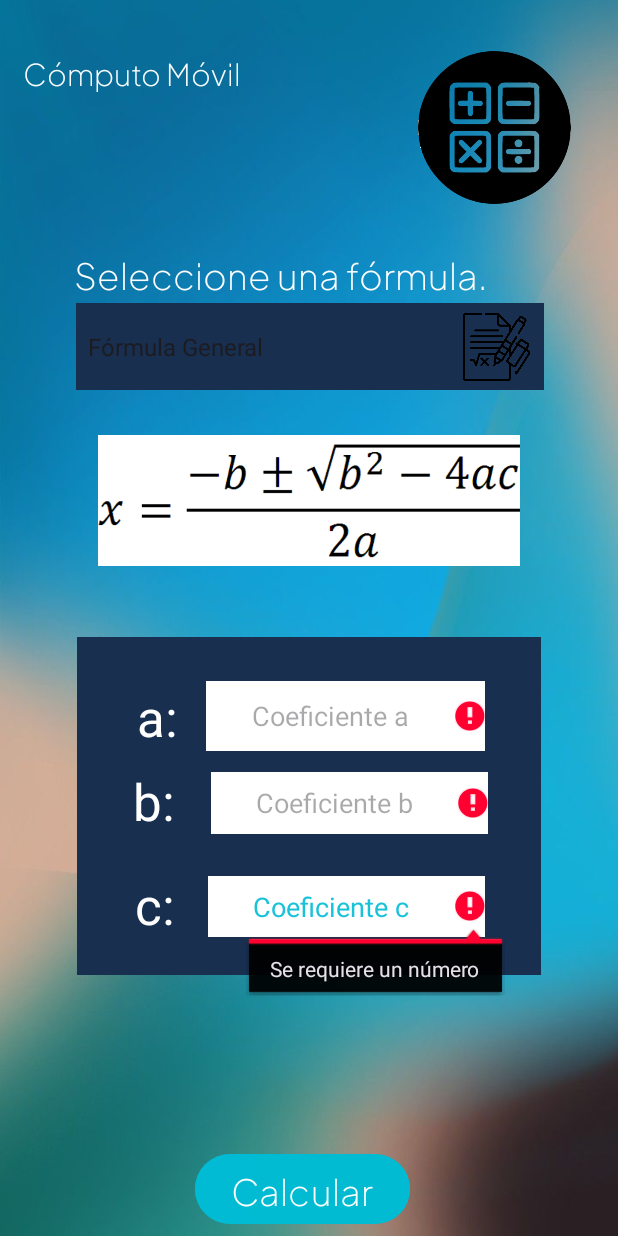
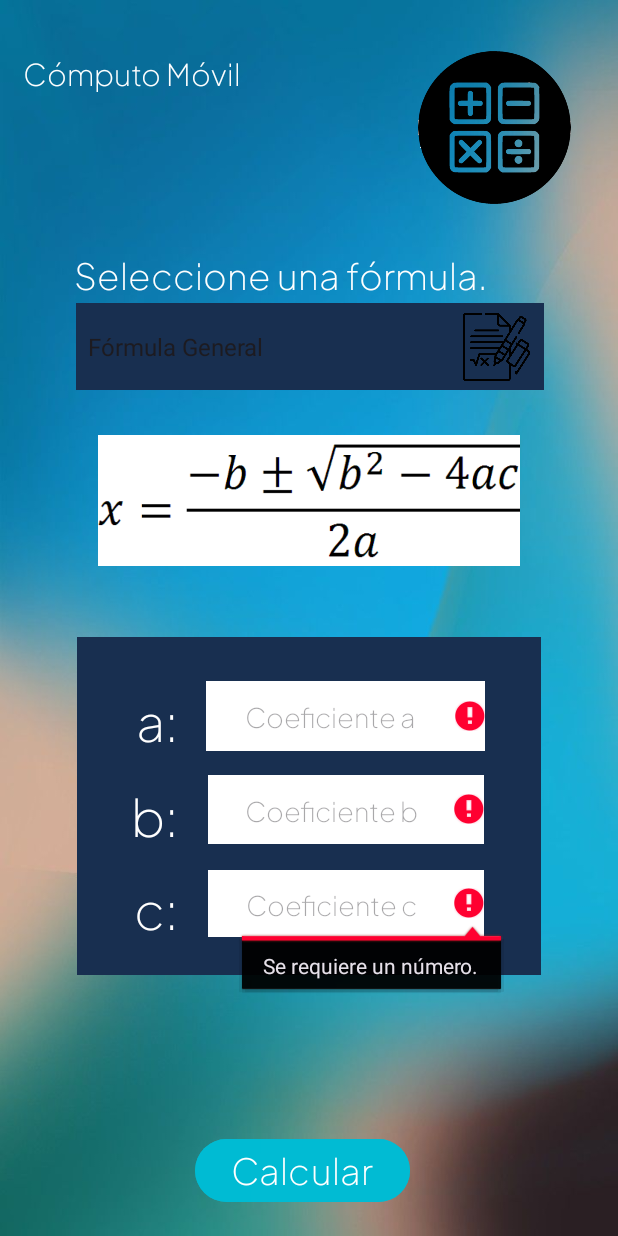
Before and after one commit to RicardoSMtz/Proyecto-1-Computo-Movil, an Android app: the screen it shows after launch (MainActivity), after a tap on "Calcular", on a phone screen of 412 x 824 dp. Run offline under Robolectric (Android 15) with nearby library versions, the phone set to English and light mode, and no system bars.

Commit message:
+Segundo Idioma +Corrección de interfaz +Cumpliendo con los todos los puntos.

```diff
--- a/app/src/main/java/com/example/ejercicio1/MainActivity.kt
+++ b/app/src/main/java/com/example/ejercicio1/MainActivity.kt
@@ -1,9 +1,11 @@
 package com.example.ejercicio1
 
+import android.media.MediaPlayer
 import android.os.Bundle
 import android.view.View
 import android.widget.AdapterView
 import android.widget.ArrayAdapter
+import android.widget.TextView
 import androidx.activity.enableEdgeToEdge
 import androidx.appcompat.app.AppCompatActivity
 import androidx.core.view.ViewCompat
@@ -13,7 +15,6 @@ import kotlin.math.sqrt
 
 class MainActivity : AppCompatActivity() {
     private lateinit var binding: ActivityMainBinding
-
     override fun onCreate(savedInstanceState: Bundle?) {
         super.onCreate(savedInstanceState)
         enableEdgeToEdge()
@@ -24,7 +25,6 @@ class MainActivity : AppCompatActivity() {
             v.setPadding(systemBars.left, systemBars.top, systemBars.right, systemBars.bottom)
             insets
         }
-
         val formulas = arrayOf(
             getString(R.string.string_chicharronera),
             getString(R.string.area_triangulo),
@@ -70,7 +70,7 @@ class MainActivity : AppCompatActivity() {
                         val base = binding.Var1.text.toString().toInt()
                         val altura = binding.Var2.text.toString().toInt()
                         val resultado = areaTriangulo(base, altura)
-                        binding.tvResult.text = "Área: $resultado"
+                        binding.tvResult.text = getString(R.string.displayarea, resultado)
                     }
                 }
                 getString(R.string.velocidad) -> {
@@ -78,7 +78,7 @@ class MainActivity : AppCompatActivity() {
                         val distancia = binding.Var1.text.toString().toInt()
                         val tiempo = binding.Var2.text.toString().toInt()
                         val resultado = calcularVelocidad(distancia, tiempo)
-                        binding.tvResult.text = "Velocidad: $resultado"
+                        binding.tvResult.text = getString(R.string.displayVelocidad, resultado)
                     }
                 }
                 getString(R.string.perimetro_rectangulo) -> {
@@ -86,7 +86,7 @@ class MainActivity : AppCompatActivity() {
                         val lado1 = binding.Var1.text.toString().toInt()
                         val lado2 = binding.Var2.text.toString().toInt()
                         val resultado = perimetroRectangulo(lado1, lado2)
-                        binding.tvResult.text = "Perímetro: $resultado"
+                        binding.tvResult.text = getString(R.string.displayPerimetro, resultado)
                     }
                 }
             }
@@ -98,97 +98,99 @@ class MainActivity : AppCompatActivity() {
 
         when (position) {
             0 -> { // Fórmula general
-                binding.Var1.hint = "Coeficiente a"
-                binding.Var2.hint = "Coeficiente b"
-                binding.Var3.hint = "Coeficiente c"
-                binding.a.text = "a:"
-                binding.b.text = "b:"
+                binding.Var1.hint = getString(R.string.coeficientea)
+                binding.Var2.hint = getString(R.string.coeficienteb)
+                binding.Var3.hint = getString(R.string.coeficientec)
+                binding.a.text = getString(R.string.adospuntos)
+                binding.b.text = getString(R.string.bdospuntos)
                 binding.Var3.visibility = View.VISIBLE
                 binding.c.visibility = View.VISIBLE
                 binding.Var3.isEnabled = true // Deshabilitar Var3 ya que no es necesario
-                // Deshabilitar campos no necesarios
             }
             1 -> { // Área del triángulo
-                binding.Var1.hint = "Base"
-                binding.Var2.hint = "Altura"
-                binding.a.text = "b:"
-                binding.b.text = "h:"
+                binding.Var1.hint = getString(R.string.basee)
+                binding.Var2.hint = getString(R.string.alturaa)
+                binding.a.text = getString(R.string.bdospuntos)
+                binding.b.text = getString(R.string.hdospuntos)
                 binding.Var3.visibility = View.INVISIBLE
                 binding.c.visibility = View.INVISIBLE
                 binding.Var3.isEnabled = false // Deshabilitar Var3 ya que no es necesario
             }
             2 -> { // Velocidad
-                binding.Var1.hint = "Distancia"
-                binding.Var2.hint = "Tiempo"
-                binding.a.text = "d:"
-                binding.b.text = "t:"
+                binding.Var1.hint = getString(R.string.distanciaa)
+                binding.Var2.hint = getString(R.string.tiempoo) //Tiempo
+                binding.a.text = getString(R.string.ddospuntos) //d
+                binding.b.text = getString(R.string.tdospuntos)//t
                 binding.Var3.visibility = View.INVISIBLE
                 binding.c.visibility = View.INVISIBLE
                 binding.Var3.isEnabled = false // Deshabilitar Var3 ya que no es necesario
             }
             3 -> { // Perímetro del rectángulo
-                binding.Var1.hint = "Lado 1"
-                binding.Var2.hint = "Lado 2"
-                binding.a.text = "l1:"
-                binding.b.text = "l2:"
+                binding.Var1.hint = getString(R.string.lado1) //L1
+                binding.Var2.hint = getString(R.string.lado2) //L2
+                binding.a.text = getString(R.string.ele1)//"l1:"
+                binding.b.text = getString(R.string.ele2)//"l2:"
                 binding.Var3.visibility = View.INVISIBLE
                 binding.c.visibility = View.INVISIBLE
                 binding.Var3.isEnabled = false // Deshabilitar Var3 ya que no es necesario
              }
          }
      }
-
     private fun validarCamposVacios(numCampos: Int): Boolean {
         var valido = true
 
         // Validar Var1
         if (binding.Var1.visibility == View.VISIBLE && binding.Var1.text.toString().isEmpty()) {
-            binding.Var1.error = "Se requiere un número "
+            binding.Var1.error = getString(R.string.requierenum)
             binding.Var1.requestFocus()
             valido = false
         } else if (binding.Var1.visibility == View.VISIBLE && binding.Var1.text.toString().toIntOrNull() == 0) {
-            binding.Var1.error = "Debe ser diferente de 0"
+            binding.Var1.error = getString(R.string.difcero)
             binding.Var1.requestFocus()
             valido = false
          }
 
         // Validar Var2
         if (binding.Var2.visibility == View.VISIBLE && binding.Var2.text.toString().isEmpty()) {
-            binding.Var2.error = "Se requiere un número"
+            binding.Var2.error = getString(R.string.requierenum)
             binding.Var2.requestFocus()
             valido = false
         } else if (binding.Var2.visibility == View.VISIBLE && binding.Var2.text.toString().toIntOrNull() == 0) {
-            binding.Var2.error = "Debe ser diferente de 0"
+            binding.Var2.error = getString(R.string.difcero)
             binding.Var2.requestFocus()
             valido = false
          }
 
         // Validar Var3
         if (numCampos == 3 && binding.Var3.visibility == View.VISIBLE && binding.Var3.text.toString().isEmpty()) {
-            binding.Var3.error = "Se requiere un número"
+            binding.Var3.error = getString(R.string.requierenum)
             binding.Var3.requestFocus()
             valido = false
         } else if (numCampos == 3 && binding.Var3.visibility == View.VISIBLE && binding.Var3.text.toString().toIntOrNull() == 0) {
-            binding.Var3.error = "Debe ser diferente de 0"
+            binding.Var3.error = getString(R.string.difcero)
             binding.Var3.requestFocus()
             valido = false
          }
+        return valido
 
-        return valido
     }
 
 
+    //Función para calcular fórmula general
     private fun formGeneral(a: Int, b: Int, c: Int): String {
         val discriminante = b * b - 4 * a * c
-        return if (discriminante < 0) "No hay soluciones reales"
+        return if (discriminante < 0) getString(R.string.solucionesreales)
         else {
             val raiz1 = (-b + sqrt(discriminante.toDouble())) / (2 * a)
             val raiz2 = (-b - sqrt(discriminante.toDouble())) / (2 * a)
-            "Raíz 1: ${"%.2f".format(raiz1)}, Raíz 2: ${"%.2f".format(raiz2)}"
+            getString(R.string.displayChicarronera, raiz1, raiz2)
         }
     }
+    //Función para calcular el área del triángulo
+    private fun areaTriangulo(base: Int, altura: Int) = (base * altura) / 2.0
+    //Función para calcular velocidad
+    private fun calcularVelocidad(distancia: Int, tiempo: Int) = distancia / tiempo.toDouble()
+    //Función para perímetro
+    private fun perimetroRectangulo(lado1: Int, lado2: Int) = 2 * (lado1 + lado2)
 
-    private fun areaTriangulo(base: Int, altura: Int) = (base * altura) / 2.0
-    private fun calcularVelocidad(distancia: Int, tiempo: Int) = distancia / tiempo.toDouble()
-    private fun perimetroRectangulo(lado1: Int, lado2: Int) = 2 * (lado1 + lado2)
 }
--- a/app/src/main/res/layout/activity_main.xml
+++ b/app/src/main/res/layout/activity_main.xml
@@ -29,6 +29,7 @@
         android:layout_height="wrap_content"
         android:backgroundTint="@color/azulstd"
         android:fontFamily="@font/plus"
+        android:includeFontPadding="false"
         android:text="@string/botoncalc"
         android:textColor="@color/white"
         android:textSize="24sp"
@@ -37,7 +38,7 @@
         app:layout_constraintHorizontal_bias="0.483"
         app:layout_constraintStart_toStartOf="parent"
         app:layout_constraintTop_toTopOf="parent"
-        app:layout_constraintVertical_bias="0.995" />
+        app:layout_constraintVertical_bias="0.976" />
 
     <ImageView
         android:id="@+id/imageView"
@@ -81,6 +82,7 @@
         app:layout_constraintTop_toTopOf="parent"
         app:layout_constraintVertical_bias="0.264" />
 
+
     <RelativeLayout
         android:id="@+id/LayoutChicarronera"
         android:layout_width="309dp"
@@ -91,6 +93,7 @@
         app:layout_constraintStart_toStartOf="parent"
         app:layout_constraintTop_toTopOf="parent"
         app:layout_constraintVertical_bias="0.709">
+
 
         <EditText
             android:id="@+id/Var1"
@@ -105,55 +108,56 @@
             android:layout_marginEnd="37dp"
             android:layout_marginBottom="149dp"
             android:background="@color/white"
-            android:maxLength="3"
             android:ems="10"
+            android:fontFamily="@font/plus"
             android:gravity="center"
             android:hapticFeedbackEnabled="false"
-            android:hint="Número"
             android:inputType="number"
+            android:maxLength="3"
             android:textColorLink="@color/white" />
 
         <EditText
             android:id="@+id/Var2"
-            android:layout_width="186dp"
-            android:layout_height="47dp"
-            android:layout_alignParentStart="true"
-            android:layout_alignParentTop="true"
-            android:layout_alignParentEnd="true"
-            android:layout_alignParentBottom="true"
-            android:layout_marginStart="89dp"
-            android:layout_marginTop="90dp"
-            android:layout_marginEnd="35dp"
-            android:layout_marginBottom="94dp"
-            android:background="@color/white"
-            android:maxLength="3"
-            android:backgroundTint="@color/white"
-            android:ems="10"
-            android:gravity="center"
-            android:inputType="number"
-            android:textColorLink="@color/white" />
-
-        <EditText
-            android:id="@+id/Var3"
-            android:layout_width="186dp"
-            android:layout_height="47dp"
+            android:layout_width="183dp"
+            android:layout_height="46dp"
             android:layout_alignParentStart="true"
             android:layout_alignParentTop="true"
             android:layout_alignParentEnd="true"
             android:layout_alignParentBottom="true"
             android:layout_marginStart="87dp"
-            android:layout_marginTop="159dp"
-            android:layout_marginEnd="37dp"
+            android:layout_marginTop="92dp"
+            android:layout_marginEnd="38dp"
+            android:layout_marginBottom="87dp"
+            android:background="@color/white"
+            android:backgroundTint="@color/white"
+            android:ems="10"
+            android:fontFamily="@font/plus"
+            android:gravity="center"
+            android:inputType="number"
+            android:maxLength="3"
+            android:textColorLink="@color/white" />
+
+        <EditText
+            android:id="@+id/Var3"
+            android:layout_width="184dp"
+            android:layout_height="45dp"
+            android:layout_alignParentStart="true"
+            android:layout_alignParentTop="true"
+            android:layout_alignParentEnd="true"
+            android:layout_alignParentBottom="true"
+            android:layout_marginStart="87dp"
+            android:layout_marginTop="155dp"
+            android:layout_marginEnd="38dp"
             android:layout_marginBottom="25dp"
             android:background="@color/white"
-            android:maxLength="3"
             android:ems="10"
+            android:fontFamily="@font/plus"
             android:gravity="center"
             android:inputType="number"
+            android:maxLength="3"
             android:textColor="@color/white"
-            android:textColorHighlight="@color/azulstd"
-            android:textColorHint="@color/azulstd"
-            android:textColorLink="@color/azulstd" />
+            android:textColorHighlight="@color/white"
+            android:textColorLink="@color/white" />
 
         <TextView
             android:id="@+id/a"
@@ -167,6 +171,7 @@
             android:layout_marginTop="30dp"
             android:layout_marginEnd="227dp"
             android:layout_marginBottom="148dp"
+            android:fontFamily="@font/plus"
             android:gravity="center"
             android:text="@string/adospuntos"
             android:textColor="@color/white"
@@ -181,10 +186,11 @@
             android:layout_alignParentTop="true"
             android:layout_alignParentEnd="true"
             android:layout_alignParentBottom="true"
-            android:layout_marginStart="22dp"
-            android:layout_marginTop="86dp"
-            android:layout_marginEnd="230dp"
-            android:layout_marginBottom="92dp"
+            android:layout_marginStart="23dp"
+            android:layout_marginTop="93dp"
+            android:layout_marginEnd="229dp"
+            android:layout_marginBottom="85dp"
+            android:fontFamily="@font/plus"
             android:gravity="center"
             android:text="@string/bdospuntos"
             android:textColor="@color/white"
@@ -199,16 +205,18 @@
             android:layout_alignParentTop="true"
             android:layout_alignParentEnd="true"
             android:layout_alignParentBottom="true"
-            android:layout_marginStart="23dp"
+            android:layout_marginStart="24dp"
             android:layout_marginTop="155dp"
-            android:layout_marginEnd="229dp"
+            android:layout_marginEnd="228dp"
             android:layout_marginBottom="23dp"
+            android:fontFamily="@font/plus"
             android:gravity="center"
             android:text="@string/cdospuntos"
             android:textColor="@color/white"
             android:textColorLink="@color/white"
             android:textSize="34sp" />
     </RelativeLayout>
+
 
     <TextView
         android:id="@+id/textView"
@@ -240,6 +248,7 @@
         android:id="@+id/tvResult"
         android:layout_width="wrap_content"
         android:layout_height="wrap_content"
+        android:fontFamily="@font/plus"
         android:gravity="center"
         android:textColor="@color/black"
         android:textSize="34sp"
--- a/app/src/main/res/values/strings.xml
+++ b/app/src/main/res/values/strings.xml
@@ -10,6 +10,29 @@
     <string name="adospuntos">a:</string>
     <string name="bdospuntos">b:</string>
     <string name="cdospuntos">c:</string>
+    <string name="hdospuntos">h:</string>
+    <string name="ddospuntos">d:</string>
+    <string name="tdospuntos">t:</string>
+    <string name="ele1">l1:</string>
+    <string name="ele2">l2:</string>
+    <string name="requierenum">Se requiere un número.</string>
+    <string name="difcero">Debe ser diferente de 0</string>
+    <string name="solucionesreales">No existen soluciones reales.</string>
+    <string name="coeficientea">Coeficiente a</string>
+    <string name="coeficienteb">Coeficiente b</string>
+    <string name="coeficientec">Coeficiente c</string>
+    <string name="basee">Base</string>
+    <string name="alturaa">Altura</string>
+    <string name="distanciaa">Distancia</string>
+    <string name="tiempoo">Tiempo</string>
+    <string name="lado1">Lado 1</string>
+    <string name="lado2">Lado 2</string>
+    <string name="displayarea">Área: %.2f [m^2]</string>
+    <string name="displayVelocidad">Velocidad: %.2f [m/s]</string>
+    <string name="displayPerimetro">Perímetro: %d [m]</string>
+    <string name="displayChicarronera">Raíz 1: %1$.2f, Raíz 2: %2$.2f</string>
+
+
 
 
 </resources>
```
Also changed, not shown: 1 other file. Lines whose indentation alone changed are shown as unchanged.
